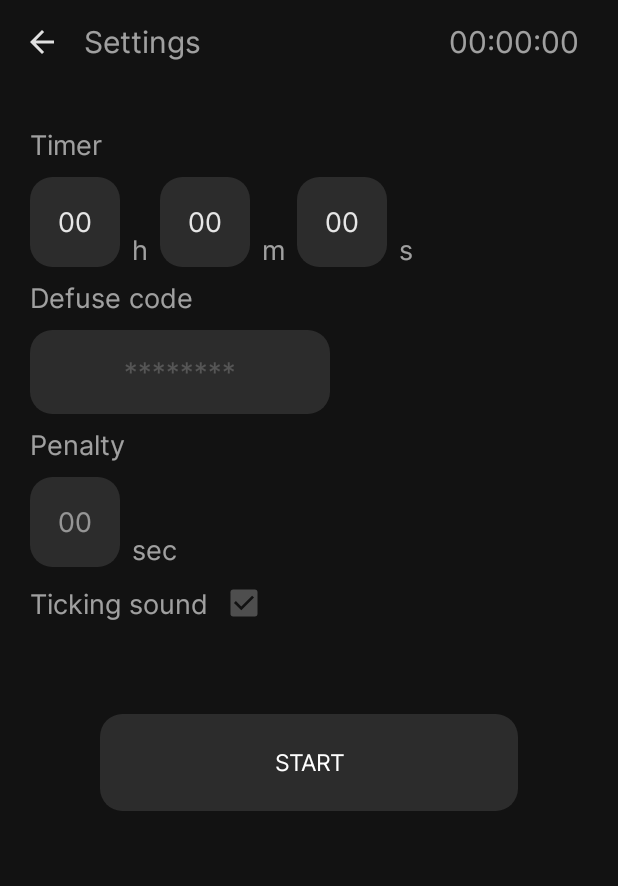
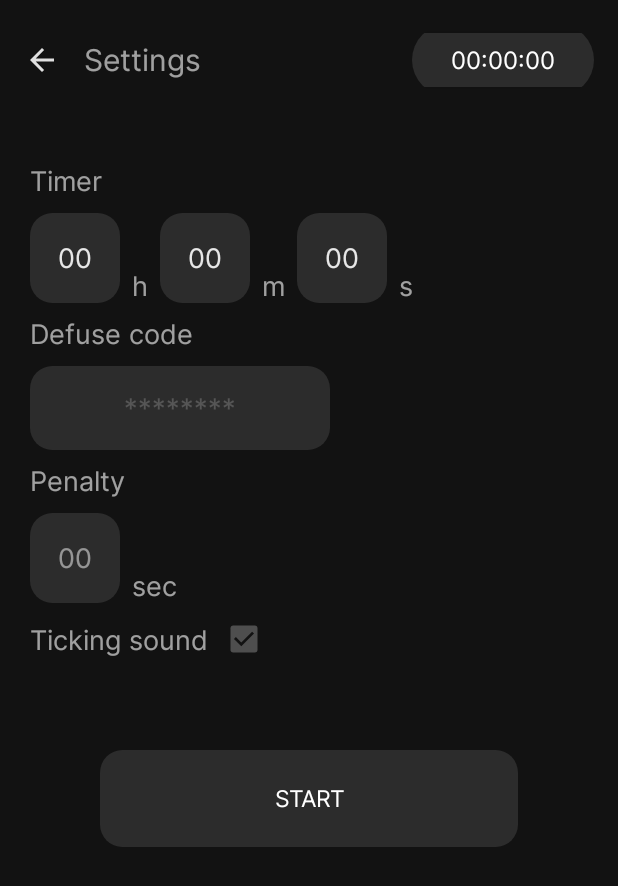
Before and after one commit to joaoplay16/escape-room-timer, an Android app built with Jetpack Compose: the SettingsScreen screen opened through its navigation route, on a phone screen of 412 x 824 dp. Shown: the top 886 px of the screen. Run offline under Robolectric (Android 15) with nearby library versions, the phone set to English and light mode, and no system bars; our stand-ins replace accompanist.

Commit message:
redesign title text timer

```diff
--- a/app/src/main/java/com/playlab/escaperoomtimer/ui/screens/settings/SettingsScreen.kt
+++ b/app/src/main/java/com/playlab/escaperoomtimer/ui/screens/settings/SettingsScreen.kt
@@ -6,6 +6,7 @@ import androidx.compose.foundation.background
 import androidx.compose.foundation.clickable
 import androidx.compose.foundation.layout.*
 import androidx.compose.foundation.rememberScrollState
+import androidx.compose.foundation.shape.RoundedCornerShape
 import androidx.compose.foundation.verticalScroll
 import androidx.compose.material.Icon
 import androidx.compose.material.MaterialTheme
@@ -95,20 +96,20 @@ fun SettingsScreen(
                     horizontalArrangement = Arrangement.SpaceBetween,
                     verticalAlignment = Alignment.CenterVertically
                 ) {
-                    TextLabel(
-                        modifier = Modifier.padding(end = 10.dp),
-                        fontSize = dimensionResource(id = R.dimen.screen_title_font_size).value.sp,
-                        text = fullTimerText
+//                    TextLabel(
+//                        modifier = Modifier.padding(end = 10.dp),
+//                        fontSize = dimensionResource(id = R.dimen.small_timer_font_size).value.sp,
+//                        text = fullTimerText
+//                    )
+                    ActionButton(
+                        buttonText = fullTimerText,
+                        onClick = {
+                            if (isStopped.not()) showDialog = true
+                        },
+                        fontSize = dimensionResource(id = R.dimen.small_timer_font_size).value.sp,
+                        paddingValues = PaddingValues(horizontal = 10.dp, vertical = 0.dp),
+                        shape = RoundedCornerShape(50.dp)
                     )
-                    if(isStopped.not()) {
-                        ActionButton(
-                            buttonText = stringResource(id = R.string.stop_button_text),
-                            onClick = {
-                                if (timeUntilFinish > 0) showDialog = true
-                            },
-                            paddingValues = PaddingValues(horizontal = 10.dp, vertical = 0.dp)
-                        )
-                    }
                 }
             }
         }
--- a/app/src/main/res/values-sw720dp/dimens.xml
+++ b/app/src/main/res/values-sw720dp/dimens.xml
@@ -19,6 +19,7 @@
     <dimen name="big_timer_top_padding">60dp</dimen>
     <dimen name="big_timer_bottom_padding">10dp</dimen>
 
+    <dimen name="small_timer_font_size">24sp</dimen>
     <dimen name="screen_title_font_size">36sp</dimen>
     <dimen name="text_label_font_size">24sp</dimen>
     <dimen name="input_text_font_size">36sp</dimen>
--- a/app/src/main/res/values/dimens.xml
+++ b/app/src/main/res/values/dimens.xml
@@ -20,6 +20,7 @@
     <dimen name="big_timer_top_padding">0dp</dimen>
     <dimen name="big_timer_bottom_padding">0dp</dimen>
 
+    <dimen name="small_timer_font_size">16sp</dimen>
     <dimen name="screen_title_font_size">20sp</dimen>
     <dimen name="text_label_font_size">18sp</dimen>
     <dimen name="input_text_font_size">18sp</dimen>
```
Lines whose indentation alone changed are shown as unchanged.
